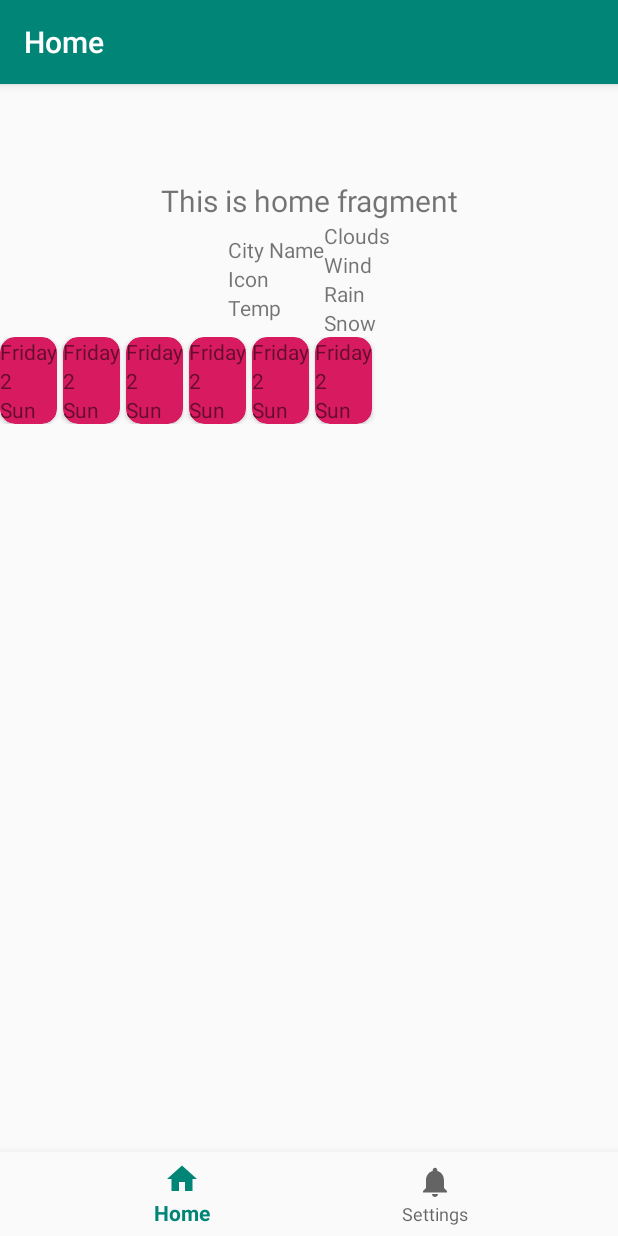
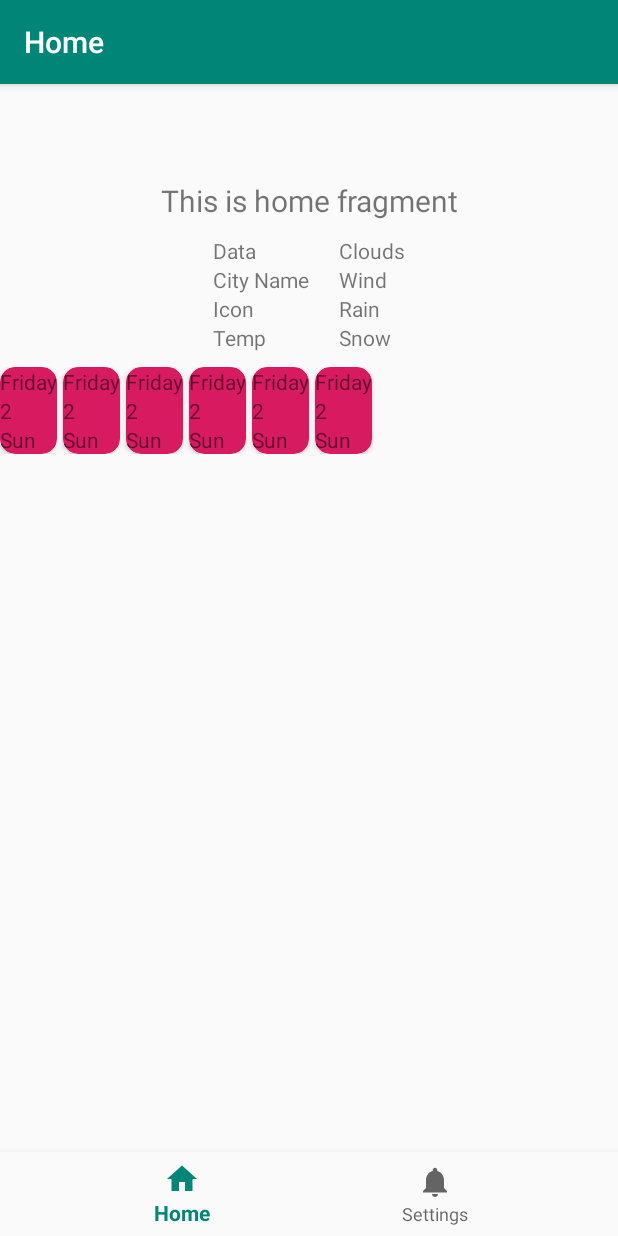
Before and after one commit to niww1919/WeatherApp3, an Android app: the screen it shows after launch (MainActivity), on a phone screen of 412 x 824 dp. Run offline under Robolectric (Android 15) with nearby library versions, the phone set to English and light mode, and no system bars; our stand-ins replace navigation-ui; 1 statement that could not run was skipped.

Commit message:
2-5 retrofit its was problem with type of data add picasso

```diff
--- a/app/src/main/java/com/example/weatherapp3/WeatherProvider.java
+++ b/app/src/main/java/com/example/weatherapp3/WeatherProvider.java
@@ -94,6 +94,8 @@ public class WeatherProvider {
 //                final WeatherApi weatherApi = getWeatherByOkHttp("Moscow");
 //                getWeatherByRetrofit("Omsk");// load data to log
                 Log.i("loadData", weatherApi.getCity().getName());
+//                Log.i("loadData", weatherApi.getCod());
+
                 if (weatherApi == null) {
                     return;
                 }
--- a/app/src/main/res/layout/fragment_main_weather.xml
+++ b/app/src/main/res/layout/fragment_main_weather.xml
@@ -5,14 +5,21 @@
     android:layout_height="match_parent"
     android:orientation="horizontal"
     android:gravity="center"
-    tools:context=".MainWeatherFragment">
+    tools:context=".MainWeatherFragment"
+>
 
     <!-- TODO: Update blank fragment layout -->
 
     <androidx.appcompat.widget.LinearLayoutCompat
         android:layout_width="wrap_content"
         android:layout_height="wrap_content"
-        android:orientation="vertical">
+        android:orientation="vertical"
+        style="@style/mainFragment">
+        <androidx.appcompat.widget.AppCompatTextView
+            android:id="@+id/tvData"
+            android:layout_width="wrap_content"
+            android:layout_height="wrap_content"
+            android:text="Data" />
         <androidx.appcompat.widget.AppCompatTextView
             android:id="@+id/tvCityName"
             android:layout_width="wrap_content"
@@ -36,7 +43,8 @@
     <androidx.appcompat.widget.LinearLayoutCompat
         android:layout_width="wrap_content"
         android:layout_height="wrap_content"
-        android:orientation="vertical">
+        android:orientation="vertical"
+        style="@style/mainFragment">
 
 
         <androidx.appcompat.widget.AppCompatTextView
--- a/app/src/main/res/values/styles.xml
+++ b/app/src/main/res/values/styles.xml
@@ -8,4 +8,10 @@
         <item name="colorAccent">@color/colorAccent</item>
     </style>
 
+    <style name="mainFragment">
+        <item name="android:textSize">25sp</item>
+        <item name="android:padding">10dp</item>
+        mainFragment</style>
+
+
 </resources>
```
Also changed, not shown: app/src/main/java/com/example/weatherapp3/MainWeatherFragment.java (+8 -1 lines), app/src/main/res/layout/fragment_settings.xml (+11 -0 lines).
